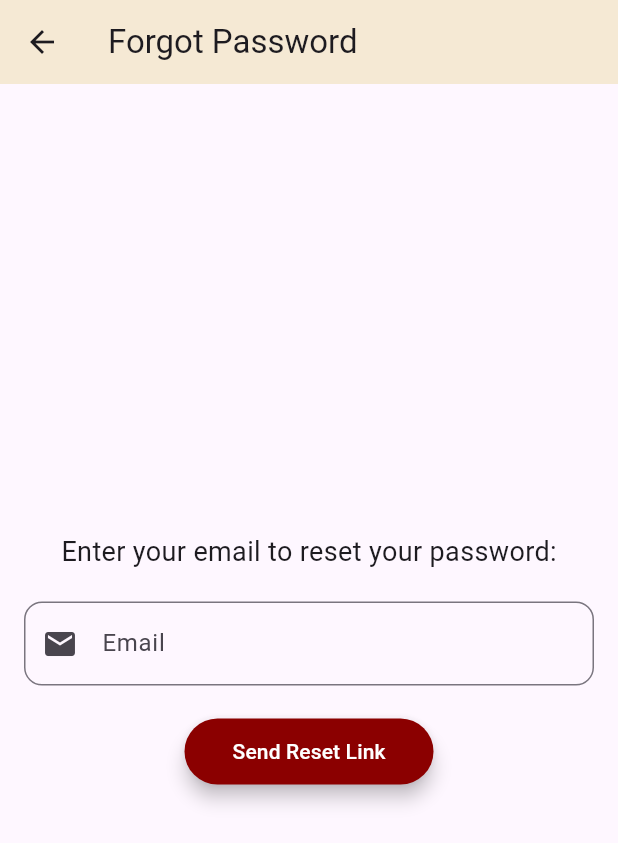
After one commit to kdjhzhr/UTMSafe, a Flutter app: the screen it shows after launch, after a tap on "Forgot Password?", on a phone screen of 412 x 824 dp. The commit adds this screen. Shown: the top 843 px of the screen. Run offline on Flutter 3.47's test engine with Material 3 defaults, Android fonts, the phone set to English and light mode, and no system bars; our stand-ins replace cloud_firestore, firebase_auth, firebase_core, firebase_storage, fl_chart, image_picker; accounts and stored records are empty; network calls fail.

Commit message:
implement forgot password feature with email reset link

```diff
--- /dev/null
+++ b/lib/forgotpassword.dart
@@ -0,0 +1,90 @@
+import 'package:flutter/material.dart';
+import 'package:firebase_auth/firebase_auth.dart';
+
+class ForgotPasswordPage extends StatefulWidget {
+  const ForgotPasswordPage({Key? key}) : super(key: key);
+
+  @override
+  _ForgotPasswordPageState createState() => _ForgotPasswordPageState();
+}
+
+class _ForgotPasswordPageState extends State<ForgotPasswordPage> {
+  final TextEditingController emailController = TextEditingController();
+  bool _isSubmitting = false;
+
+  Future<void> _resetPassword() async {
+    setState(() {
+      _isSubmitting = true;
+    });
+
+    try {
+      await FirebaseAuth.instance
+          .sendPasswordResetEmail(email: emailController.text.trim());
+      ScaffoldMessenger.of(context).showSnackBar(
+        const SnackBar(
+            content: Text('Password reset link sent! Check your email.')),
+      );
+      Navigator.pop(context); // Go back to login page
+    } catch (e) {
+      ScaffoldMessenger.of(context).showSnackBar(
+        SnackBar(content: Text('Error: $e')),
+      );
+    } finally {
+      setState(() {
+        _isSubmitting = false;
+      });
+    }
+  }
+
+  @override
+  Widget build(BuildContext context) {
+    return Scaffold(
+      appBar: AppBar(
+        title: const Text('Forgot Password'),
+        backgroundColor: const Color(0xFFF5E9D4),
+      ),
+      body: Center(
+        child: Padding(
+          padding: const EdgeInsets.all(16.0),
+          child: Column(
+            mainAxisAlignment: MainAxisAlignment.center,
+            children: [
+              const Text(
+                'Enter your email to reset your password:',
+                style: TextStyle(fontSize: 18),
+              ),
+              const SizedBox(height: 20),
+              TextField(
+                controller: emailController,
+                decoration: InputDecoration(
+                  prefixIcon: const Icon(Icons.email),
+                  labelText: 'Email',
+                  border: OutlineInputBorder(
+                    borderRadius: BorderRadius.circular(12),
+                  ),
+                ),
+              ),
+              const SizedBox(height: 20),
+              ElevatedButton(
+                onPressed: _isSubmitting ? null : _resetPassword,
+                style: ElevatedButton.styleFrom(
+                  backgroundColor: const Color(0xFF8B0000),
+                  padding:
+                      const EdgeInsets.symmetric(horizontal: 32, vertical: 12),
+                  shape: RoundedRectangleBorder(
+                    borderRadius: BorderRadius.circular(24),
+                  ),
+                  elevation: 5,
+                ),
+                child: _isSubmitting
+                    ? const CircularProgressIndicator()
+                    : const Text('Send Reset Link',
+                        style: TextStyle(color: Colors.white)),
+              ),
+            ],
+          ),
+        ),
+      ),
+    );
+  }
+}
--- a/lib/loginpage.dart
+++ b/lib/loginpage.dart
@@ -4,6 +4,7 @@ import 'package:cloud_firestore/cloud_firestore.dart';
 import 'studentfeedpage.dart';
 import 'policefeedpage.dart';
 import 'registerpage.dart';
+import 'forgotpassword.dart';
 
 class LoginPage extends StatefulWidget {
   const LoginPage({Key? key}) : super(key: key);
@@ -112,6 +113,22 @@ class _LoginPageState extends State<LoginPage> {
                   ),
                 ),
 
+                const SizedBox(height: 8),
+                TextButton(
+                  onPressed: () {
+                    Navigator.push(
+                      context,
+                      MaterialPageRoute(
+                        builder: (context) => const ForgotPasswordPage(),
+                      ),
+                    );
+                  },
+                  child: const Text(
+                    'Forgot Password?',
+                    style: TextStyle(fontSize: 16, color: Color(0xFF8B0000)),
+                  ),
+                ),
+
                 // Login button
                 ElevatedButton(
                   onPressed: _handleLogin,
```
